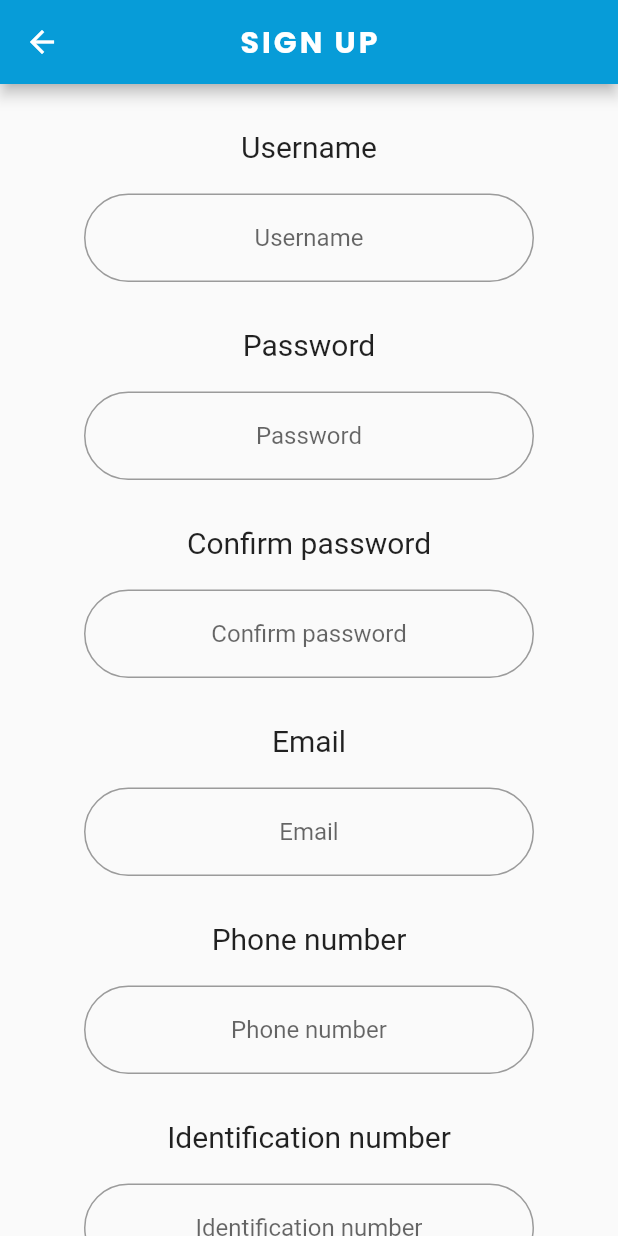
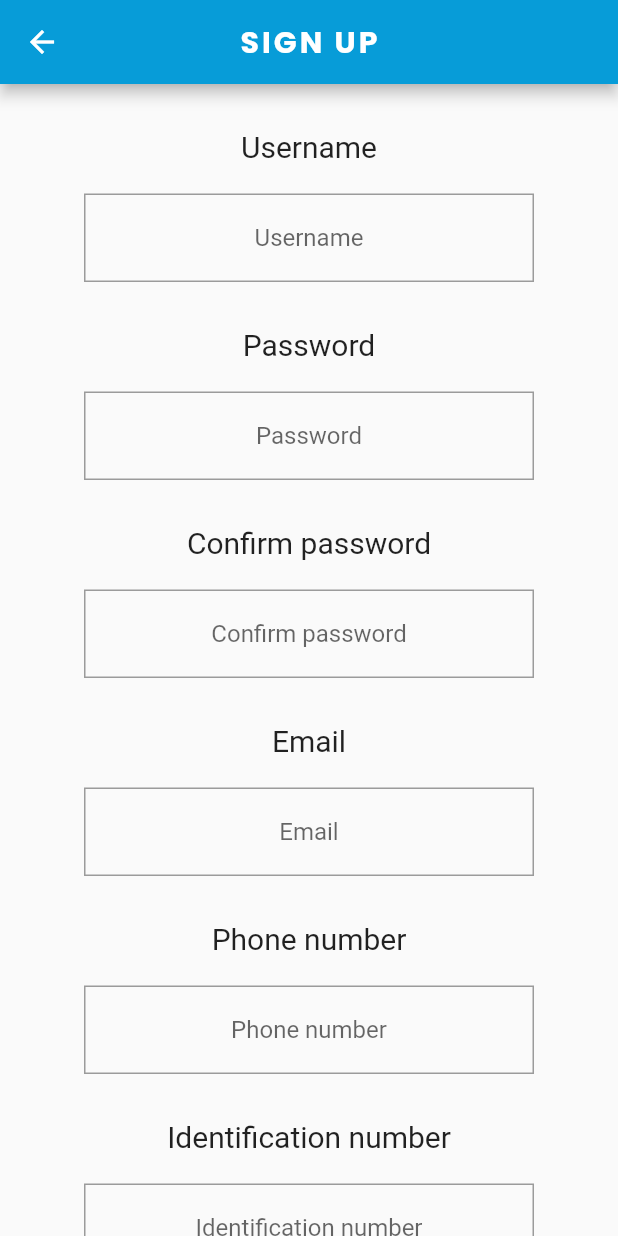
Before and after one commit to ammarrizal/stswks_health_app, a Flutter app: the RegisterPage screen opened directly, on a phone screen of 412 x 824 dp. Run offline on Flutter 3.47's test engine with Material 2 defaults, Android fonts, the phone set to English and light mode, and no system bars; our stand-ins replace font_awesome_flutter, google_fonts, hexcolor.

Commit message:
Register page updated with the new theme

```diff
--- a/lib/views/register_page.dart
+++ b/lib/views/register_page.dart
@@ -153,7 +153,7 @@ class _RegisterPageState extends State<RegisterPage> {
         textAlign: TextAlign.center,
         decoration: InputDecoration(
             border: OutlineInputBorder(
-              borderRadius: BorderRadius.circular(30.0),
+              borderRadius: BorderRadius.circular(0.0),
             ),
             hintText: text),
         obscureText: isPassword ?? isPassword,
```
